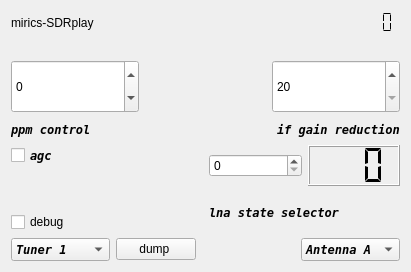
Qt form qt-devices/sdrplay-handler-v3/sdrplay-widget-v3.ui (JvanKatwijk/qt-dab) before a commit.
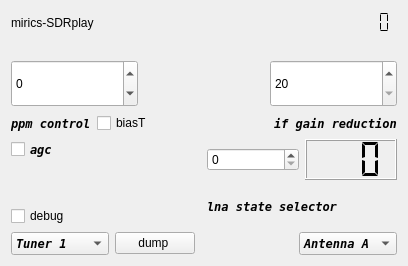
The same form after that commit.

The edit to the form file:
```diff
--- a/qt-devices/sdrplay-handler-v3/sdrplay-widget-v3.ui
+++ b/qt-devices/sdrplay-handler-v3/sdrplay-widget-v3.ui
@@ -6,8 +6,8 @@
    <rect>
     <x>0</x>
     <y>0</y>
-    <width>411</width>
-    <height>272</height>
+    <width>408</width>
+    <height>266</height>
    </rect>
   </property>
   <property name="sizePolicy">
@@ -139,6 +139,13 @@
        </property>
       </widget>
      </item>
+     <item>
+      <widget class="QCheckBox" name="biasT_selector">
+       <property name="text">
+        <string>biasT</string>
+       </property>
+      </widget>
+     </item>
      <item>
       <spacer name="horizontalSpacer_3">
        <property name="orientation">
```
